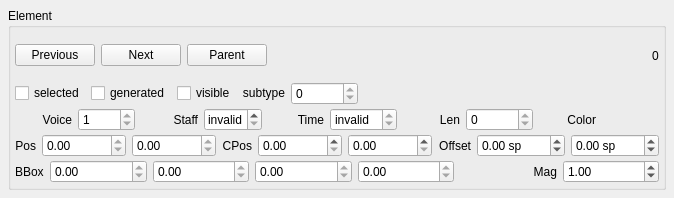
Qt form mscore/mscore/element.ui (musescore/musescore-old) before a commit.
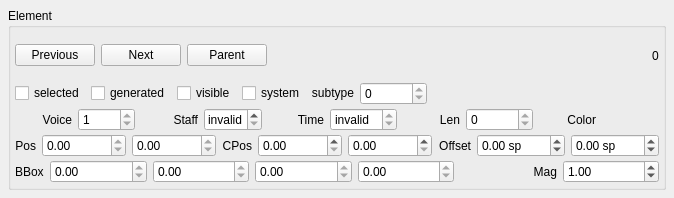
The same form after that commit. Custom widgets are drawn as their Qt base class.

Diff of the .ui file:
```diff
--- a/mscore/mscore/element.ui
+++ b/mscore/mscore/element.ui
@@ -150,6 +150,13 @@
           </property>
          </widget>
         </item>
+        <item>
+         <widget class="QCheckBox" name="systemFlag" >
+          <property name="text" >
+           <string>system</string>
+          </property>
+         </widget>
+        </item>
         <item>
          <widget class="QLabel" name="label_4" >
           <property name="sizePolicy" >
```
